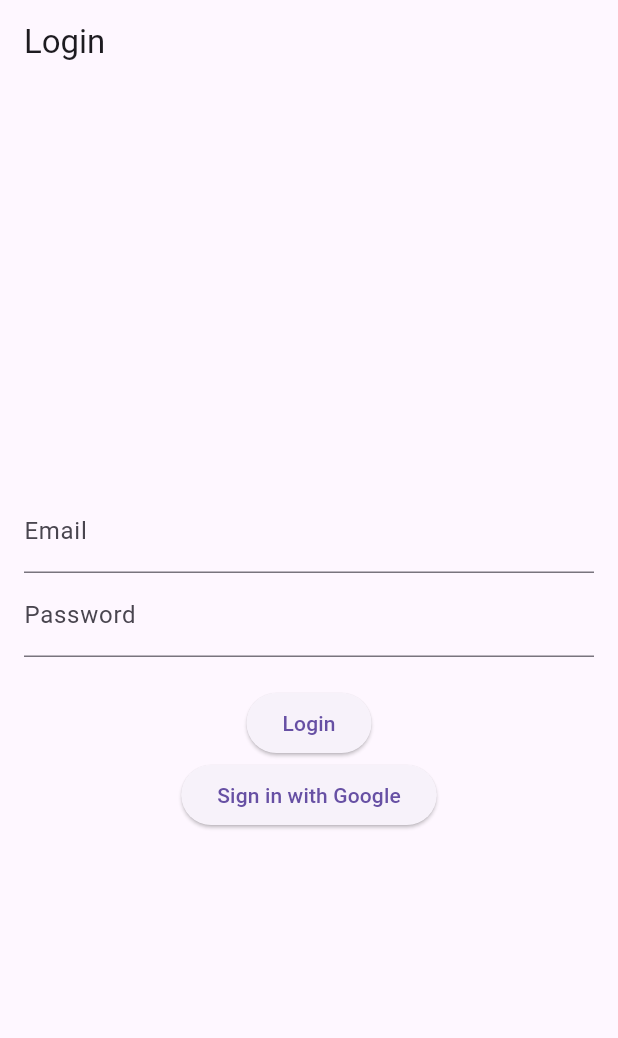
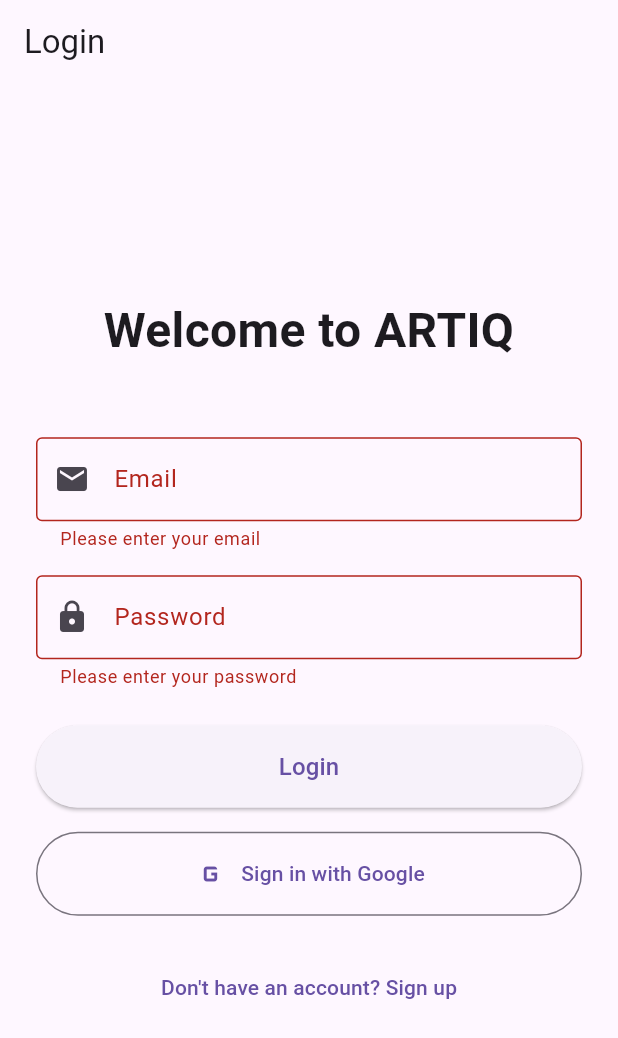
Before and after one commit to Roy939/artiq-flutter-app, a Flutter app: the screen it shows after launch, after a tap on "Login", on a phone screen of 412 x 824 dp. Shown: the top 1038 px of the screen. Run offline on Flutter 3.47's test engine with Material 3 defaults, Android fonts, the phone set to English and light mode, and no system bars; our stand-ins replace connectivity_plus, firebase_auth, firebase_core, flutter_riverpod, google_sign_in, shared_preferences; accounts and stored records are empty.

Commit message:
Fix login screen: Add error handling, validation, and user feedback

```diff
--- a/lib/src/screens/login_screen.dart
+++ b/lib/src/screens/login_screen.dart
@@ -2,51 +2,218 @@ import 'package:flutter/material.dart';
 import 'package:flutter_riverpod/flutter_riverpod.dart';
 import 'package:artiq_flutter/src/services/auth_service.dart';
 
-class LoginScreen extends ConsumerWidget {
+class LoginScreen extends ConsumerStatefulWidget {
   const LoginScreen({Key? key}) : super(key: key);
 
   @override
-  Widget build(BuildContext context, WidgetRef ref) {
-    final authService = ref.watch(authServiceProvider);
-    final emailController = TextEditingController();
-    final passwordController = TextEditingController();
+  ConsumerState<LoginScreen> createState() => _LoginScreenState();
+}
 
+class _LoginScreenState extends ConsumerState<LoginScreen> {
+  final _emailController = TextEditingController();
+  final _passwordController = TextEditingController();
+  final _formKey = GlobalKey<FormState>();
+  bool _isLoading = false;
+
+  @override
+  void dispose() {
+    _emailController.dispose();
+    _passwordController.dispose();
+    super.dispose();
+  }
+
+  Future<void> _handleEmailLogin() async {
+    if (!_formKey.currentState!.validate()) {
+      return;
+    }
+
+    setState(() {
+      _isLoading = true;
+    });
+
+    try {
+      final authService = ref.read(authServiceProvider);
+      final user = await authService.signInWithEmailAndPassword(
+        _emailController.text.trim(),
+        _passwordController.text,
+      );
+
+      if (!mounted) return;
+
+      if (user != null) {
+        // Success! Auth state will be handled by AuthWrapper
+        ScaffoldMessenger.of(context).showSnackBar(
+          const SnackBar(content: Text('Login successful!'), backgroundColor: Colors.green),
+        );
+      } else {
+        // Login failed
+        ScaffoldMessenger.of(context).showSnackBar(
+          const SnackBar(
+            content: Text('Invalid email or password'),
+            backgroundColor: Colors.red,
+          ),
+        );
+      }
+    } catch (e) {
+      if (!mounted) return;
+      ScaffoldMessenger.of(context).showSnackBar(
+        SnackBar(
+          content: Text('Error: \$e'),
+          backgroundColor: Colors.red,
+        ),
+      );
+    } finally {
+      if (mounted) {
+        setState(() {
+          _isLoading = false;
+        });
+      }
+    }
+  }
+
+  Future<void> _handleGoogleLogin() async {
+    setState(() {
+      _isLoading = true;
+    });
+
+    try {
+      final authService = ref.read(authServiceProvider);
+      final user = await authService.signInWithGoogle();
+
+      if (!mounted) return;
+
+      if (user != null) {
+        ScaffoldMessenger.of(context).showSnackBar(
+          const SnackBar(content: Text('Login successful!'), backgroundColor: Colors.green),
+        );
+      } else {
+        ScaffoldMessenger.of(context).showSnackBar(
+          const SnackBar(
+            content: Text('Google sign-in cancelled or failed'),
+            backgroundColor: Colors.orange,
+          ),
+        );
+      }
+    } catch (e) {
+      if (!mounted) return;
+      ScaffoldMessenger.of(context).showSnackBar(
+        SnackBar(
+          content: Text('Error: \$e'),
+          backgroundColor: Colors.red,
+        ),
+      );
+    } finally {
+      if (mounted) {
+        setState(() {
+          _isLoading = false;
+        });
+      }
+    }
+  }
+
+  @override
+  Widget build(BuildContext context) {
     return Scaffold(
       appBar: AppBar(
         title: const Text('Login'),
       ),
-      body: Padding(
-        padding: const EdgeInsets.all(16.0),
+      body: Center(
+        child: SingleChildScrollView(
+          padding: const EdgeInsets.all(24.0),
+          child: Form(
+            key: _formKey,
             child: Column(
               mainAxisAlignment: MainAxisAlignment.center,
+              crossAxisAlignment: CrossAxisAlignment.stretch,
               children: [
-            TextField(
-              controller: emailController,
-              decoration: const InputDecoration(labelText: 'Email'),
+                const Text(
+                  'Welcome to ARTIQ',
+                  style: TextStyle(
+                    fontSize: 32,
+                    fontWeight: FontWeight.bold,
                   ),
-            TextField(
-              controller: passwordController,
-              decoration: const InputDecoration(labelText: 'Password'),
+                  textAlign: TextAlign.center,
+                ),
+                const SizedBox(height: 48),
+                TextFormField(
+                  controller: _emailController,
+                  decoration: const InputDecoration(
+                    labelText: 'Email',
+                    border: OutlineInputBorder(),
+                    prefixIcon: Icon(Icons.email),
+                  ),
+                  keyboardType: TextInputType.emailAddress,
+                  enabled: !_isLoading,
+                  validator: (value) {
+                    if (value == null || value.isEmpty) {
+                      return 'Please enter your email';
+                    }
+                    if (!value.contains('@')) {
+                      return 'Please enter a valid email';
+                    }
+                    return null;
+                  },
+                ),
+                const SizedBox(height: 16),
+                TextFormField(
+                  controller: _passwordController,
+                  decoration: const InputDecoration(
+                    labelText: 'Password',
+                    border: OutlineInputBorder(),
+                    prefixIcon: Icon(Icons.lock),
+                  ),
                   obscureText: true,
+                  enabled: !_isLoading,
+                  validator: (value) {
+                    if (value == null || value.isEmpty) {
+                      return 'Please enter your password';
+                    }
+                    if (value.length < 6) {
+                      return 'Password must be at least 6 characters';
+                    }
+                    return null;
+                  },
                 ),
-            const SizedBox(height: 20),
+                const SizedBox(height: 24),
                 ElevatedButton(
-              onPressed: () async {
-                await authService.signInWithEmailAndPassword(
-                  emailController.text,
-                  passwordController.text,
+                  onPressed: _isLoading ? null : _handleEmailLogin,
+                  style: ElevatedButton.styleFrom(
+                    padding: const EdgeInsets.symmetric(vertical: 16),
+                  ),
+                  child: _isLoading
+                      ? const SizedBox(
+                          height: 20,
+                          width: 20,
+                          child: CircularProgressIndicator(strokeWidth: 2),
+                        )
+                      : const Text('Login', style: TextStyle(fontSize: 16)),
+                ),
+                const SizedBox(height: 16),
+                OutlinedButton.icon(
+                  onPressed: _isLoading ? null : _handleGoogleLogin,
+                  icon: const Icon(Icons.g_mobiledata, size: 24),
+                  label: const Text('Sign in with Google'),
+                  style: OutlinedButton.styleFrom(
+                    padding: const EdgeInsets.symmetric(vertical: 16),
+                  ),
+                ),
+                const SizedBox(height: 24),
+                TextButton(
+                  onPressed: _isLoading
+                      ? null
+                      : () {
+                          // TODO: Navigate to registration screen
+                          ScaffoldMessenger.of(context).showSnackBar(
+                            const SnackBar(
+                              content: Text('Registration coming soon!'),
+                            ),
                           );
                         },
-              child: const Text('Login'),
+                  child: const Text('Don\'t have an account? Sign up'),
                 ),
-            ElevatedButton(
-              onPressed: () async {
-                await authService.signInWithGoogle();
-              },
-              child: const Text('Sign in with Google'),
+              ],
             ),
-            // Apple sign-in button will be added later, as it requires more setup
-          ],
+          ),
         ),
       ),
     );
```
Lines whose indentation alone changed are shown as unchanged.
